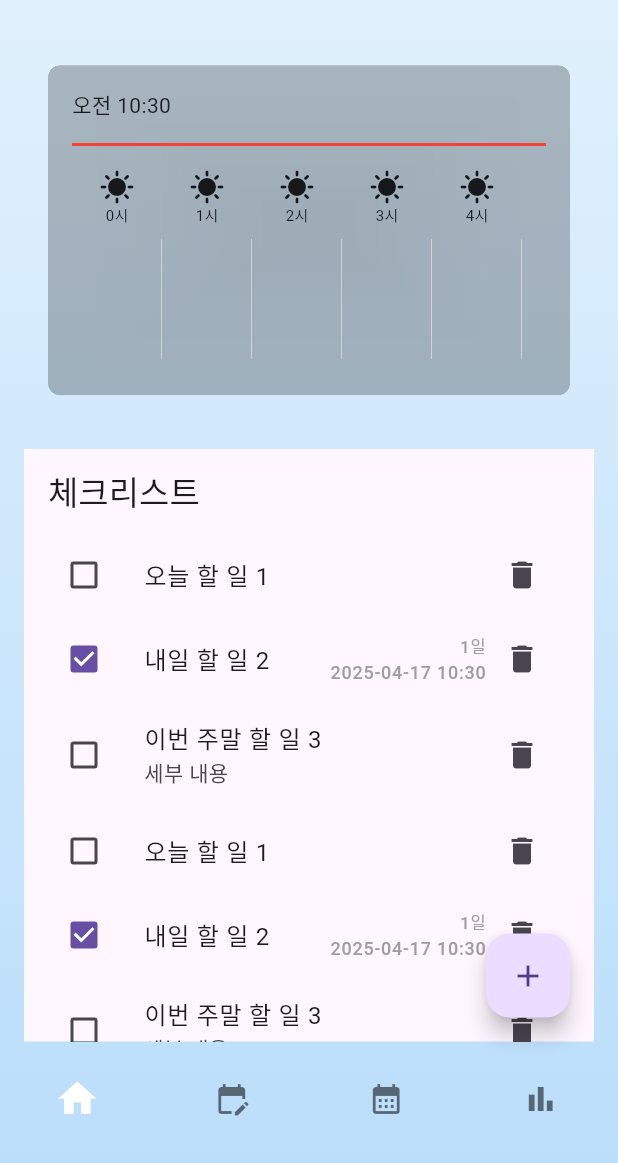
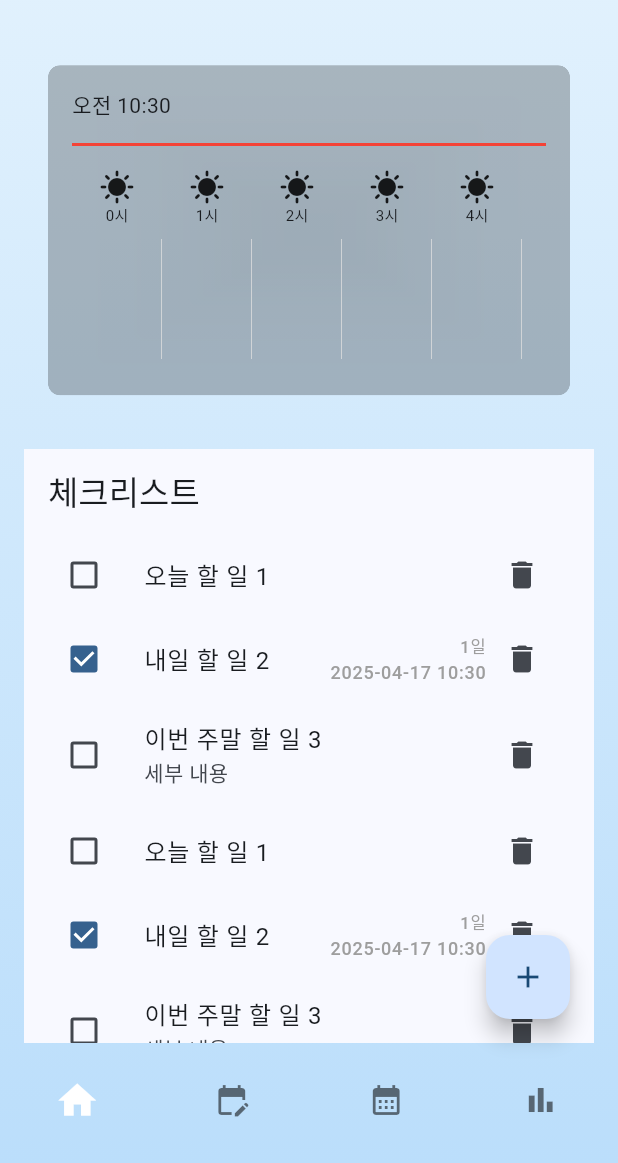
Before and after one commit to Splleat/Recap-Today, a Flutter app: the screen it shows after launch, on a phone screen of 412 x 824 dp, the part 73-1236 px from its top. Run offline on Flutter 3.47's test engine with Material 3 defaults, Android fonts, the phone set to English and light mode, and no system bars; our stand-ins replace table_calendar; Roboto replaces fonts that are missing (Pretendard).

Commit message:
시간표 및 시간표에서 일정 추가 / 삭제 기능 구현

```diff
--- a/lib/main.dart
+++ b/lib/main.dart
@@ -27,7 +27,7 @@ class RecapToday extends StatelessWidget {
     return MaterialApp(
       debugShowCheckedModeBanner: false,
       title: 'Recap Today',
-      //theme: lightTheme,
+      theme: lightTheme,
       //darkTheme: darkTheme,
       home: const MainScreen(),
       onGenerateRoute: AppRouter.generateRoute,
--- a/lib/model/schedule_item.dart
+++ b/lib/model/schedule_item.dart
@@ -23,7 +23,7 @@ class ScheduleItem {
     required this.isRoutine,
     required this.startTime,
     required this.endTime,
-    this.color = Colors.orangeAccent,
+    this.color = Colors.lightBlueAccent,
     this.hasAlarm = false,
     this.alarmOffset = const Duration(hours: 1),
   });
--- a/lib/provider/schedule_provider.dart
+++ b/lib/provider/schedule_provider.dart
@@ -13,6 +13,7 @@ class ScheduleProvider extends ChangeNotifier {
 
   void addItem(ScheduleItem item) {
     _items.add(item);
+    // print('Provider Added: ${item.text} for day ${item.dayOfWeek}');
     notifyListeners();
   }
 
--- a/lib/theme/lightTheme.dart
+++ b/lib/theme/lightTheme.dart
@@ -3,25 +3,29 @@ import 'package:flutter/material.dart';
 final lightTheme = ThemeData(
   brightness: Brightness.light,
   fontFamily: 'Pretendard',
-  textTheme: const TextTheme(
-    titleLarge: TextStyle(
-      fontSize: 20,
-      fontWeight: FontWeight.bold,
-      color: Color(0xFF263238),
-      height: 1.5,
-    ),
-    bodyMedium: TextStyle(
-      fontSize: 16,
-      color: Color(0xFF263238),
-      height: 1.5,
-    ),
-    bodySmall: TextStyle(
-      fontSize: 14,
-      fontWeight: FontWeight.w300,
-      color: Color(0xFF607D8B),
-      height: 1.5,
-    ),
+  colorScheme: ColorScheme.fromSeed(
+    seedColor: Colors.blue,
   ),
+  useMaterial3: true,
+  // textTheme: const TextTheme(
+  //   titleLarge: TextStyle(
+  //     fontSize: 20,
+  //     fontWeight: FontWeight.bold,
+  //     color: Color(0xFF263238),
+  //     height: 1.5,
+  //   ),
+  //   bodyMedium: TextStyle(
+  //     fontSize: 16,
+  //     color: Color(0xFF263238),
+  //     height: 1.5,
+  //   ),
+  //   bodySmall: TextStyle(
+  //     fontSize: 14,
+  //     fontWeight: FontWeight.w300,
+  //     color: Color(0xFF607D8B),
+  //     height: 1.5,
+  //   ),
+  // ),
   // floatingActionButtonTheme: const FloatingActionButtonThemeData(
   //   backgroundColor: Color(0xFF0288D1),
   //   foregroundColor: Colors.white,
--- a/lib/widget/planner/schedule_add.dart
+++ b/lib/widget/planner/schedule_add.dart
@@ -32,7 +32,7 @@ class _ScheduleAddFormState extends State<ScheduleAddForm> {
   TimeOfDay? _selectedEndTime;
   int _selectedDayOfWeek = DateTime.now().weekday % 7;
   DateTime? _selectedSpecificDate;
-  Color _selectedColor = Colors.orangeAccent;
+  Color _selectedColor = Colors.lightBlueAccent;
   bool _hasAlarm = false;
   Duration _alarmOffset = const Duration(minutes: 60);
 
```
Also changed, not shown: lib/utils/time_utils.dart (added, +12 -0 lines), lib/widget/planner/timetable.dart (+86 -3 lines), lib/widget/planner/timetable_widget.dart (+22 -7 lines).
